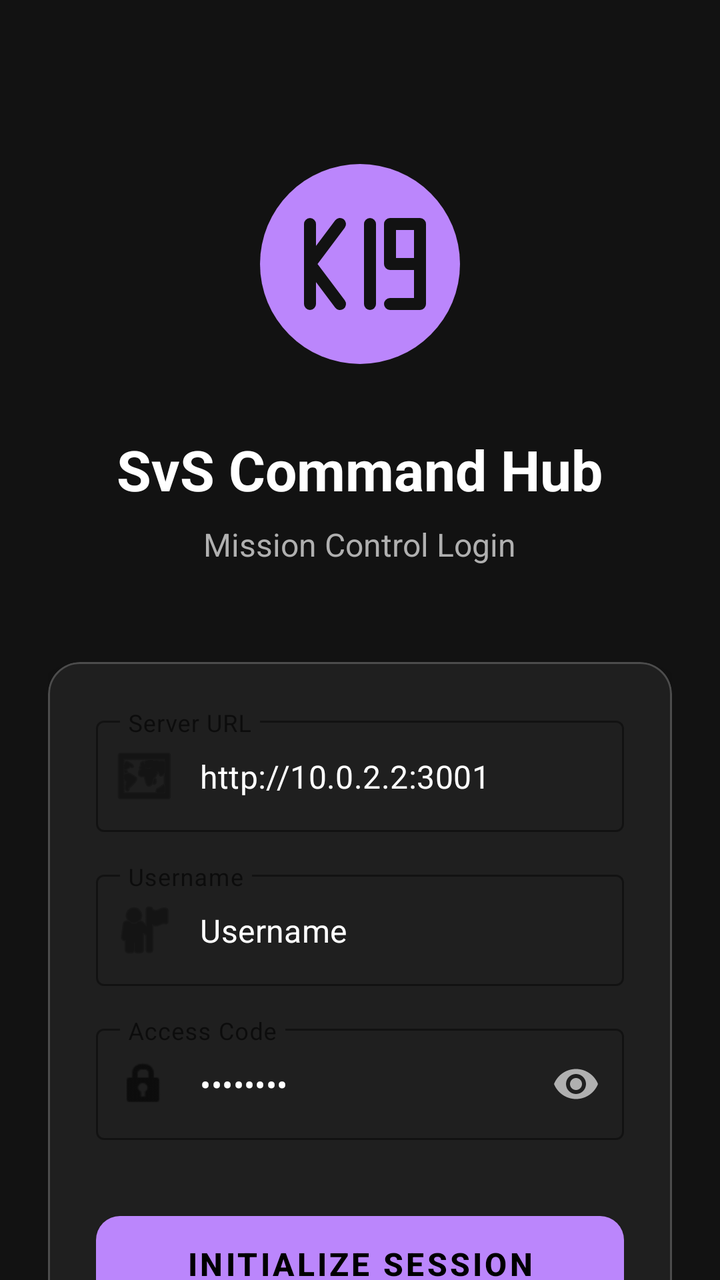
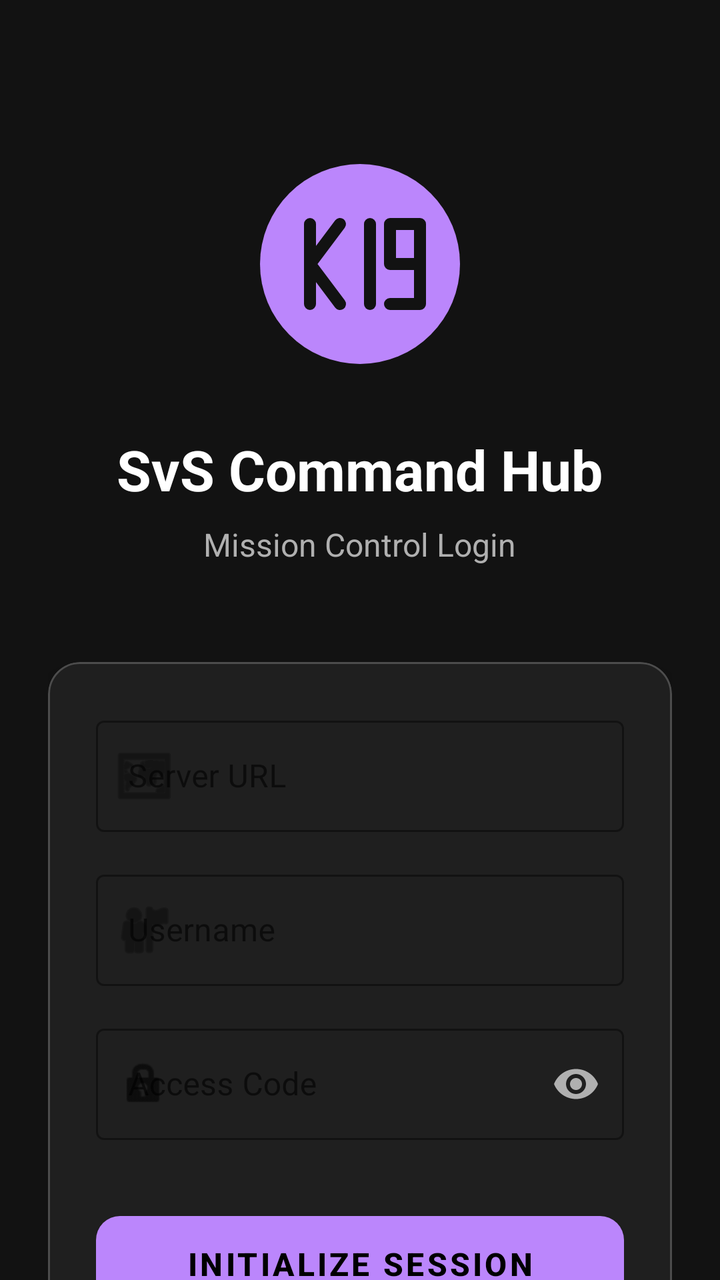

The first picture is an Android layout as it rendered before a commit; the second is the same layout after the commit. The layout source and the unified diff follow.
<!-- AndroidManifest.xml: application theme Theme.CompanionApp -->
<!-- res/layout/activity_auth.xml -->
<?xml version="1.0" encoding="utf-8"?>
<androidx.coordinatorlayout.widget.CoordinatorLayout xmlns:android="http://schemas.android.com/apk/res/android"
    xmlns:app="http://schemas.android.com/apk/res-auto"
    android:layout_width="match_parent"
    android:layout_height="match_parent"
    android:background="#121212">

    <androidx.core.widget.NestedScrollView
        android:layout_width="match_parent"
        android:layout_height="match_parent">

        <LinearLayout
            android:layout_width="match_parent"
            android:layout_height="wrap_content"
            android:gravity="center"
            android:orientation="vertical"
            android:padding="24dp">

            <ImageView
                android:layout_width="120dp"
                android:layout_height="120dp"
                android:layout_marginBottom="24dp"
                android:layout_marginTop="48dp"
                android:contentDescription="K19 Logo"
                android:src="@drawable/ic_k19_logo" />

            <TextView
                android:layout_width="wrap_content"
                android:layout_height="wrap_content"
                android:layout_marginBottom="8dp"
                android:text="SvS Command Hub"
                android:textColor="#FFFFFF"
                android:textSize="28sp"
                android:textStyle="bold" />

            <TextView
                android:layout_width="wrap_content"
                android:layout_height="wrap_content"
                android:layout_marginBottom="48dp"
                android:text="Mission Control Login"
                android:textColor="#B0B0B0"
                android:textSize="16sp" />

            <com.google.android.material.card.MaterialCardView
                android:layout_width="match_parent"
                android:layout_height="wrap_content"
                app:cardBackgroundColor="#1F1F1F"
                app:cardCornerRadius="16dp"
                app:cardElevation="8dp"
                app:strokeColor="#33FFFFFF"
                app:strokeWidth="1dp">

                <LinearLayout
                    android:layout_width="match_parent"
                    android:layout_height="wrap_content"
                    android:orientation="vertical"
                    android:padding="24dp">

                    <com.google.android.material.textfield.TextInputLayout
                        style="@style/Widget.MaterialComponents.TextInputLayout.OutlinedBox"
                        android:layout_width="match_parent"
                        android:layout_height="wrap_content"
                        android:layout_marginBottom="16dp"
                        android:hint="Server URL"
                        app:boxStrokeColor="#BB86FC"
                        app:hintTextColor="#BB86FC"
                        app:startIconDrawable="@android:drawable/ic_menu_mapmode">

                        <com.google.android.material.textfield.TextInputEditText
                            android:id="@+id/etServerUrl"
                            android:layout_width="match_parent"
                            android:layout_height="wrap_content"
                            android:inputType="textUri"
                            android:text="http://10.0.2.2:3001"
                            android:textColor="#FFFFFF" />
                    </com.google.android.material.textfield.TextInputLayout>

                    <com.google.android.material.textfield.TextInputLayout
                        style="@style/Widget.MaterialComponents.TextInputLayout.OutlinedBox"
                        android:layout_width="match_parent"
                        android:layout_height="wrap_content"
                        android:layout_marginBottom="16dp"
                        android:hint="Username"
                        app:boxStrokeColor="#BB86FC"
                        app:hintTextColor="#BB86FC"
                        app:startIconDrawable="@android:drawable/ic_menu_myplaces">

                        <com.google.android.material.textfield.TextInputEditText
                            android:id="@+id/etUsername"
                            android:layout_width="match_parent"
                            android:layout_height="wrap_content"
                            android:inputType="text"
                            android:text="Username"
                            android:textColor="#FFFFFF" />
                    </com.google.android.material.textfield.TextInputLayout>

                    <com.google.android.material.textfield.TextInputLayout
                        style="@style/Widget.MaterialComponents.TextInputLayout.OutlinedBox"
                        android:layout_width="match_parent"
                        android:layout_height="wrap_content"
                        android:layout_marginBottom="32dp"
                        android:hint="Access Code"
                        app:boxStrokeColor="#BB86FC"
                        app:hintTextColor="#BB86FC"
                        app:passwordToggleEnabled="true"
                        app:passwordToggleTint="#B0B0B0"
                        app:startIconDrawable="@android:drawable/ic_lock_idle_lock">

                        <com.google.android.material.textfield.TextInputEditText
                            android:id="@+id/etPassword"
                            android:layout_width="match_parent"
                            android:layout_height="wrap_content"
                            android:autoText="false"
                            android:inputType="textPassword"
                            android:text="Password"
                            android:textColor="#FFFFFF" />
                    </com.google.android.material.textfield.TextInputLayout>

                    <com.google.android.material.button.MaterialButton
                        android:id="@+id/btnLogin"
                        android:layout_width="match_parent"
                        android:layout_height="60dp"
                        android:text="Initialize Session"
                        android:textColor="#000000"
                        android:textSize="16sp"
                        android:textStyle="bold"
                        app:backgroundTint="#BB86FC"
                        app:cornerRadius="12dp" />

                    <com.google.android.material.button.MaterialButton
                        android:id="@+id/btnOfflineMode"
                        style="@style/Widget.MaterialComponents.Button.OutlinedButton"
                        android:layout_width="match_parent"
                        android:layout_height="60dp"
                        android:layout_marginTop="16dp"
                        android:text="Offline Mode (No Server)"
                        android:textColor="#BB86FC"
                        android:textSize="16sp"
                        android:textStyle="bold"
                        app:strokeColor="#BB86FC"
                        app:cornerRadius="12dp" />

                </LinearLayout>
            </com.google.android.material.card.MaterialCardView>

            <TextView
                android:layout_width="wrap_content"
                android:layout_height="wrap_content"
                android:layout_marginTop="32dp"
                android:text="Companion App v1.0"
                android:textColor="#444444"
                android:textSize="12sp" />

        </LinearLayout>
    </androidx.core.widget.NestedScrollView>

</androidx.coordinatorlayout.widget.CoordinatorLayout>
<!-- resources referenced by this layout -->
<resources>
  <!-- drawable ic_k19_logo (drawable) -->
  <vector xmlns:android="http://schemas.android.com/apk/res/android"
      android:width="120dp"
      android:height="120dp"
      android:viewportWidth="120"
      android:viewportHeight="120">
  
      
      <path
          android:fillColor="#BB86FC"
          android:pathData="M60,60m-50,0a50,50 0,1 1,100 0a50,50 0,1 1,-100 0" />
  
      
      <path
          android:strokeColor="#121212"
          android:strokeWidth="6"
          android:strokeLineCap="round"
          android:strokeLineJoin="round"
          android:pathData="M35,40 L35,80 M35,60 L50,40 M35,60 L50,80" />
  
      
      <path
          android:strokeColor="#121212"
          android:strokeWidth="6"
          android:strokeLineCap="round"
          android:pathData="M65,40 L65,80" />
  
      
      <path
          android:strokeColor="#121212"
          android:strokeWidth="6"
          android:strokeLineCap="round"
          android:strokeLineJoin="round"
          android:pathData="M90,60 L75,60 L75,40 L90,40 L90,80 L75,80" />
  
  </vector>
  <style name="Theme.CompanionApp" parent="Base.Theme.CompanionApp" />
  <style name="Base.Theme.CompanionApp" parent="Theme.MaterialComponents.DayNight.NoActionBar">
          <item name="colorPrimary">#6200EE</item>
          <item name="colorPrimaryVariant">#3700B3</item>
          <item name="colorOnPrimary">#FFFFFF</item>
          <item name="colorSecondary">#03DAC5</item>
          <item name="colorSecondaryVariant">#018786</item>
          <item name="colorOnSecondary">#000000</item>
          <item name="android:statusBarColor" tools:targetApi="l">?attr/colorPrimaryVariant</item>
      </style>
</resources>

<!-- the commit's change to res/layout/activity_auth.xml (unified diff, before → after) -->
@@ -71,7 +71,6 @@
                             android:layout_width="match_parent"
                             android:layout_height="wrap_content"
                             android:inputType="textUri"
-                            android:text="http://10.0.2.2:3001"
                             android:textColor="#FFFFFF" />
                     </com.google.android.material.textfield.TextInputLayout>
 
@@ -90,7 +89,6 @@
                             android:layout_width="match_parent"
                             android:layout_height="wrap_content"
                             android:inputType="text"
-                            android:text="Username"
                             android:textColor="#FFFFFF" />
                     </com.google.android.material.textfield.TextInputLayout>
 
@@ -112,7 +110,6 @@
                             android:layout_height="wrap_content"
                             android:autoText="false"
                             android:inputType="textPassword"
-                            android:text="Password"
                             android:textColor="#FFFFFF" />
                     </com.google.android.material.textfield.TextInputLayout>
 
